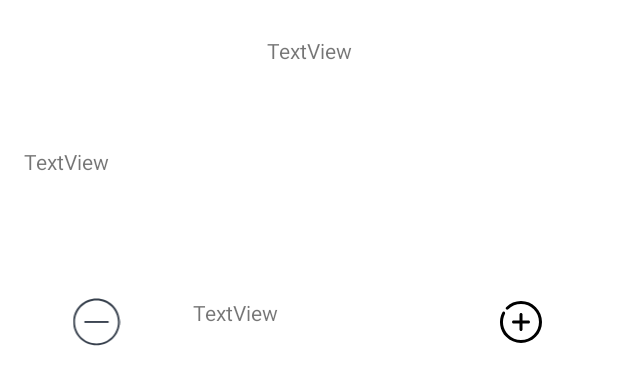
After one commit to marquantjenny/restaurant-android-tp, an Android app: the layout activity_detail.xml on its own in the app's theme, with its tools: preview values and no code run, on a phone screen of 412 x 824 dp. The commit adds this screen. Shown: the top 385 px of the screen. Run offline under Robolectric (Android 15) with nearby library versions, the phone set to English and light mode, and no system bars; Roboto replaces fonts that are not available here.

Commit message:
debut page détail

```diff
--- a/app/build.gradle
+++ b/app/build.gradle
@@ -46,6 +46,8 @@ dependencies {
     implementation 'androidx.constraintlayout:constraintlayout:1.1.3'
     implementation 'com.android.volley:volley:1.1.1'
     implementation 'com.google.code.gson:gson:2.8.6'
+    implementation 'com.squareup.picasso:picasso:2.71828'
+    implementation "androidx.swiperefreshlayout:swiperefreshlayout:1.1.0"
     testImplementation 'junit:junit:4.+'
     androidTestImplementation 'androidx.test.ext:junit:1.1.1'
     androidTestImplementation 'androidx.test.espresso:espresso-core:3.2.0'
--- a/app/src/main/AndroidManifest.xml
+++ b/app/src/main/AndroidManifest.xml
@@ -12,7 +12,8 @@
         android:supportsRtl="true"
         android:theme="@style/Theme.MyApplication"
         android:usesCleartextTraffic="true">
-        <activity android:name=".network.Price"></activity>
+        <activity android:name=".DetailActivity"></activity>
+        <activity android:name=".network.Price" />
         <activity android:name=".network.ingredient" />
         <activity android:name=".network.Dish" />
         <activity android:name=".network.Category" />
--- a/app/src/main/java/fr/isen/MARQUANT/androidrestaurant/category/CategoryAdapter.kt
+++ b/app/src/main/java/fr/isen/MARQUANT/androidrestaurant/category/CategoryAdapter.kt
@@ -5,6 +5,7 @@ import android.view.ViewGroup
 import android.widget.ImageView
 import android.widget.TextView
 import androidx.recyclerview.widget.RecyclerView
+import com.squareup.picasso.Picasso
 import fr.isen.MARQUANT.androidrestaurant.databinding.DishCellBinding
 import fr.isen.MARQUANT.androidrestaurant.network.Dish
 
@@ -20,6 +21,10 @@ class CategoryAdapter (private val titles: List<Dish>,
         fun bind(dish: Dish){
             titleView.text = dish.name
             priceView.text = "${dish.prices.first().price} €"
+            Picasso.get()
+                .load(dish.getThumbnaiURL())
+                .placeholder(R.drawable.zer)
+                .into(imageView)
         }
     }
 
--- /dev/null
+++ b/app/src/main/res/drawable/less.xml
@@ -0,0 +1,5 @@
+<vector android:height="32dp" android:viewportHeight="512"
+    android:viewportWidth="512" android:width="32dp" xmlns:android="http://schemas.android.com/apk/res/android">
+    <path android:fillColor="#37404D" android:pathData="M256.142,6.652c-137.533,0 -249,111.467 -249,249c0,137.534 111.467,249 249,249c137.534,0 249,-111.466 249,-249C505.142,118.12 393.675,6.652 256.142,6.652zM256.142,484.732c-126.309,0 -229.08,-102.77 -229.08,-229.08c0,-126.309 102.771,-229.08 229.08,-229.08c126.309,0 229.08,102.771 229.08,229.08C485.222,381.962 382.45,484.732 256.142,484.732z"/>
+    <path android:fillColor="#37404D" android:pathData="M127.323,245.692h258.298v19.92h-258.298z"/>
+</vector>
--- /dev/null
+++ b/app/src/main/res/drawable/plus.xml
@@ -0,0 +1,15 @@
+<vector xmlns:android="http://schemas.android.com/apk/res/android"
+    android:width="32dp"
+    android:height="32dp"
+    android:viewportWidth="32"
+    android:viewportHeight="32">
+  <path
+      android:fillColor="#FF000000"
+      android:pathData="M16,30c-3.74,0 -7.255,-1.456 -9.899,-4.101C1.779,21.578 0.753,15.025 3.547,9.595C3.8,9.104 4.402,8.911 4.894,9.163c0.491,0.252 0.685,0.855 0.432,1.347C2.931,15.165 3.81,20.781 7.515,24.485C9.781,26.752 12.794,28 16,28c3.205,0 6.219,-1.248 8.485,-3.515S28,19.205 28,16c0,-3.206 -1.248,-6.219 -3.515,-8.485S19.206,4 16,4c-3.206,0 -6.219,1.249 -8.485,3.515c-0.391,0.391 -1.023,0.391 -1.414,0s-0.391,-1.023 0,-1.414C8.745,3.457 12.26,2 16,2c3.74,0 7.256,1.457 9.899,4.101C28.544,8.745 30,12.26 30,16c0,3.739 -1.456,7.255 -4.101,9.899C23.256,28.544 19.74,30 16,30z"/>
+  <path
+      android:fillColor="#FF000000"
+      android:pathData="M16,22c-0.552,0 -1,-0.447 -1,-1V11c0,-0.552 0.448,-1 1,-1s1,0.448 1,1v10C17,21.553 16.552,22 16,22z"/>
+  <path
+      android:fillColor="#FF000000"
+      android:pathData="M21,17H11c-0.552,0 -1,-0.448 -1,-1s0.448,-1 1,-1h10c0.553,0 1,0.448 1,1S21.553,17 21,17z"/>
+</vector>
--- /dev/null
+++ b/app/src/main/res/layout/activity_detail.xml
@@ -0,0 +1,63 @@
+<?xml version="1.0" encoding="utf-8"?>
+<androidx.constraintlayout.widget.ConstraintLayout xmlns:android="http://schemas.android.com/apk/res/android"
+    xmlns:app="http://schemas.android.com/apk/res-auto"
+    xmlns:tools="http://schemas.android.com/tools"
+    android:layout_width="match_parent"
+    android:layout_height="match_parent"
+    tools:context=".DetailActivity">
+
+    <TextView
+        android:id="@+id/ingredientTextView"
+        android:layout_width="wrap_content"
+        android:layout_height="wrap_content"
+        android:layout_marginStart="16dp"
+        android:text="TextView"
+        app:layout_constraintBottom_toBottomOf="parent"
+        app:layout_constraintStart_toStartOf="parent"
+        app:layout_constraintTop_toBottomOf="@+id/dishTitleView"
+        app:layout_constraintVertical_bias="0.072" />
+
+    <TextView
+        android:id="@+id/dishTitleView"
+        android:layout_width="wrap_content"
+        android:layout_height="wrap_content"
+        android:layout_marginTop="24dp"
+        android:text="TextView"
+        app:layout_constraintEnd_toEndOf="parent"
+        app:layout_constraintStart_toStartOf="parent"
+        app:layout_constraintTop_toTopOf="parent" />
+
+    <LinearLayout
+        android:layout_width="412dp"
+        android:layout_height="537dp"
+        android:orientation="horizontal"
+        app:layout_constraintBottom_toBottomOf="parent"
+        app:layout_constraintEnd_toEndOf="parent"
+        app:layout_constraintHorizontal_bias="1.0"
+        app:layout_constraintStart_toStartOf="parent"
+        app:layout_constraintTop_toBottomOf="@+id/ingredientTextView"
+        app:layout_constraintVertical_bias="0.48">
+
+        <ImageView
+            android:id="@+id/imageView5"
+            android:layout_width="wrap_content"
+            android:layout_height="wrap_content"
+            android:layout_weight="1"
+            app:srcCompat="@drawable/less" />
+
+        <TextView
+            android:id="@+id/textView6"
+            android:layout_width="wrap_content"
+            android:layout_height="wrap_content"
+            android:layout_weight="1"
+            android:text="TextView" />
+
+        <ImageView
+            android:id="@+id/imageView6"
+            android:layout_width="wrap_content"
+            android:layout_height="wrap_content"
+            android:layout_weight="1"
+            app:srcCompat="@drawable/plus" />
+    </LinearLayout>
+
+</androidx.constraintlayout.widget.ConstraintLayout>
--- a/app/src/main/res/layout/activity_home.xml
+++ b/app/src/main/res/layout/activity_home.xml
@@ -61,7 +61,6 @@
         android:layout_width="wrap_content"
         android:layout_height="wrap_content"
         android:layout_marginTop="16dp"
-        android:background="@drawable/plat"
         android:text="@string/plats"
         android:textSize="18sp"
         app:layout_constraintBottom_toBottomOf="parent"
```
Also changed, not shown: app/src/main/java/fr/isen/MARQUANT/androidrestaurant/DetailActivity.kt (added, +21 -0 lines), app/src/main/java/fr/isen/MARQUANT/androidrestaurant/category/CategoryActivity.kt (+47 -14 lines), app/src/main/java/fr/isen/MARQUANT/androidrestaurant/network/Dish.kt (+12 -1 lines), app/src/main/res/layout/activity_category.xml (+11 -4 lines), app/src/main/res/layout/dish_cell.xml (+14 -8 lines).
